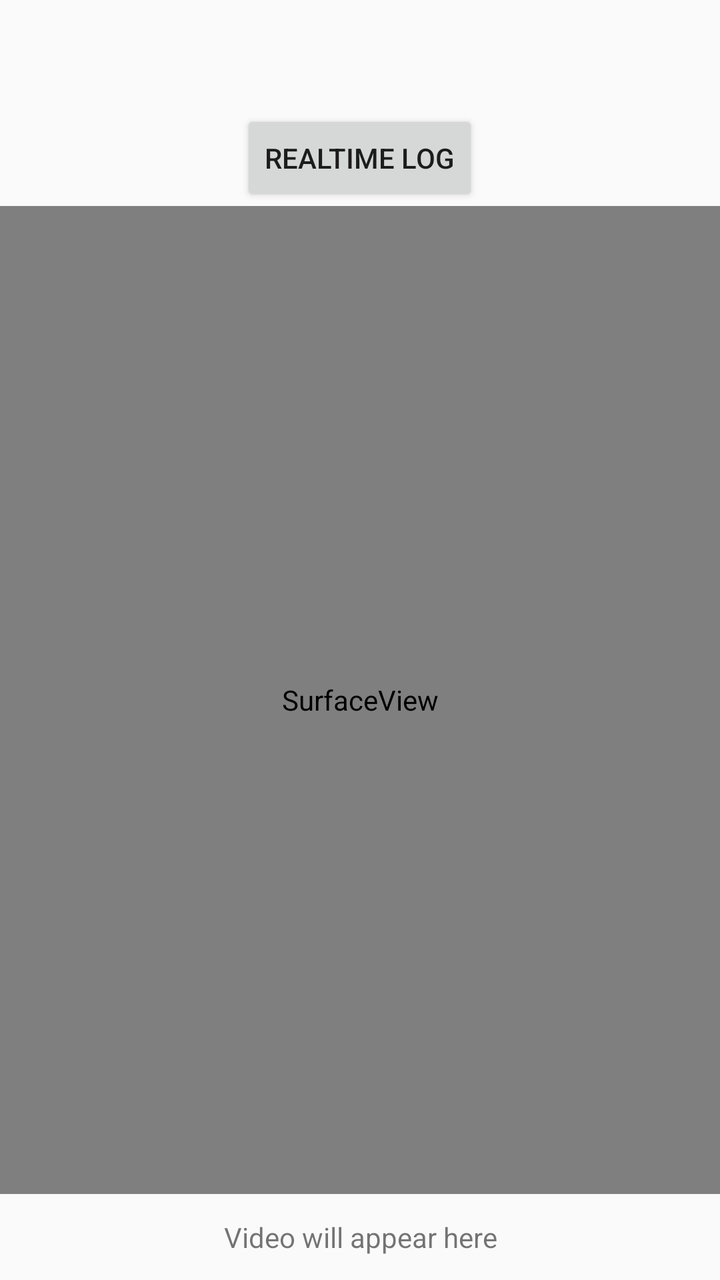
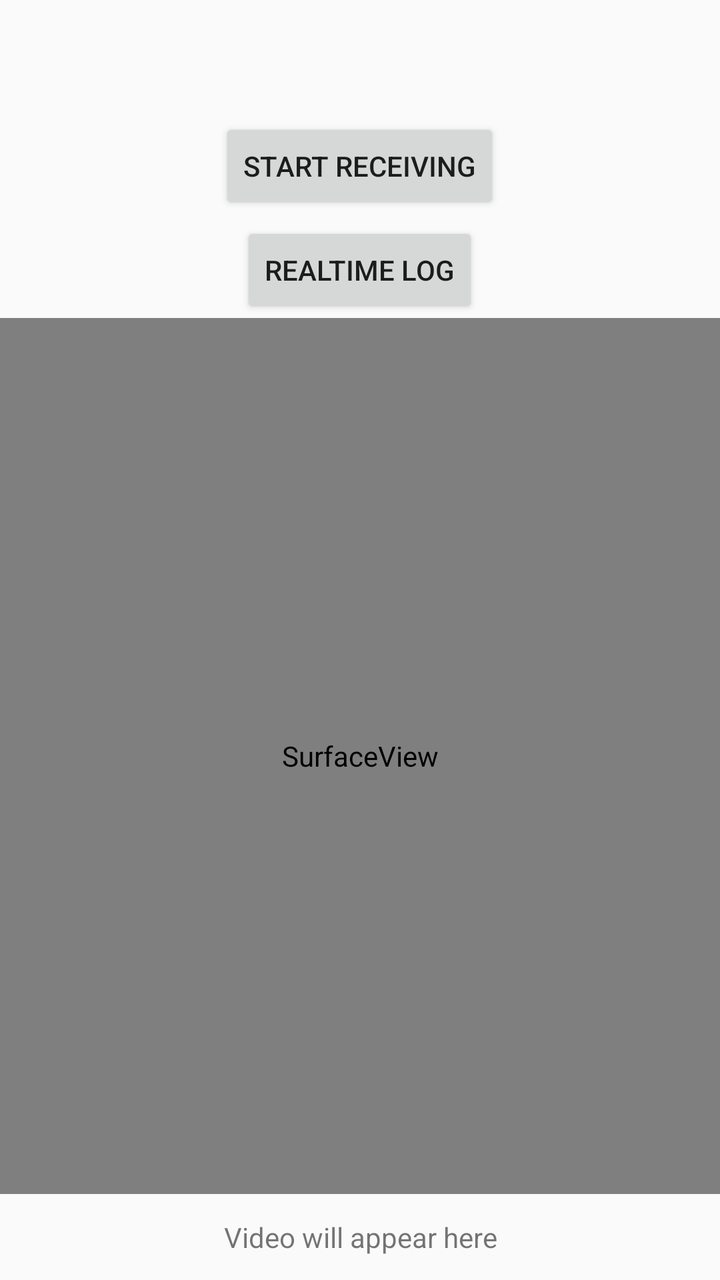

The first picture is an Android layout as it rendered before a commit; the second is the same layout after the commit. The layout source and the unified diff follow.
<!-- AndroidManifest.xml: application theme Theme.TasirinCastReceiver -->
<!-- res/layout/activity_main.xml -->
<?xml version="1.0" encoding="utf-8"?>
<LinearLayout xmlns:android="http://schemas.android.com/apk/res/android"
    android:layout_width="match_parent"
    android:layout_height="match_parent"
    android:orientation="vertical">

    <TextView
        android:id="@+id/tvStatus"
        android:layout_width="match_parent"
        android:layout_height="wrap_content"
        android:padding="16dp"
        android:gravity="center"
        android:textSize="14sp" />

    <Button
        android:id="@+id/btnLog"
        android:layout_width="wrap_content"
        android:layout_height="wrap_content"
        android:layout_gravity="center_horizontal"
        android:layout_marginTop="4dp"
        android:text="@string/btn_log" />

    
    <SurfaceView
        android:id="@+id/surfaceView"
        android:layout_width="match_parent"
        android:layout_height="0dp"
        android:layout_weight="1"
        android:background="#111" />

    <TextView
        android:id="@+id/tvHint"
        android:layout_width="match_parent"
        android:layout_height="wrap_content"
        android:padding="12dp"
        android:gravity="center"
        android:text="@string/hint_video" />
</LinearLayout>
<!-- resources referenced by this layout -->
<resources>
  <string name="btn_log">Realtime Log</string>
  <string name="hint_video">Video will appear here</string>
  <style name="Theme.TasirinCastReceiver" parent="Theme.AppCompat.DayNight.NoActionBar" />
</resources>

<!-- the commit's change to res/layout/activity_main.xml (unified diff, before → after) -->
@@ -11,6 +11,14 @@
         android:padding="16dp"
         android:gravity="center"
         android:textSize="14sp" />
+
+    <Button
+        android:id="@+id/btnStart"
+        android:layout_width="wrap_content"
+        android:layout_height="wrap_content"
+        android:layout_gravity="center_horizontal"
+        android:layout_marginTop="8dp"
+        android:text="@string/btn_start" />
 
     <Button
         android:id="@+id/btnLog"
<!-- resource entries referenced after the edit -->
@@ -1,6 +1,7 @@
 <!-- resources referenced by this layout -->
 <resources>
   <string name="btn_log">Realtime Log</string>
+  <string name="btn_start">Start receiving</string>
   <string name="hint_video">Video will appear here</string>
   <style name="Theme.TasirinCastReceiver" parent="Theme.AppCompat.DayNight.NoActionBar" />
 </resources>
